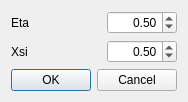
Above: TIGLViewer/src/TIGLViewerEtaXsiDialog.ui from DLR-SC/tigl before the change. Below: the same form after it.
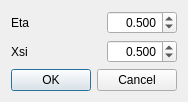
That is the form after the change.

Commit message: -Added new function tiglWingComponentSegmentGetPoint -Fortran bindings for new function -Integration into TiGLViewer -Unit test

The edit to the form file:
```diff
--- a/TIGLViewer/src/TIGLViewerEtaXsiDialog.ui
+++ b/TIGLViewer/src/TIGLViewerEtaXsiDialog.ui
@@ -53,6 +53,9 @@
        <property name="alignment">
         <set>Qt::AlignRight|Qt::AlignTrailing|Qt::AlignVCenter</set>
        </property>
+       <property name="decimals">
+        <number>3</number>
+       </property>
        <property name="maximum">
         <double>1.000000000000000</double>
        </property>
@@ -95,6 +98,9 @@
        <property name="alignment">
         <set>Qt::AlignRight|Qt::AlignTrailing|Qt::AlignVCenter</set>
        </property>
+       <property name="decimals">
+        <number>3</number>
+       </property>
        <property name="maximum">
         <double>1.000000000000000</double>
        </property>
```
The commit also changes 7 other files.
